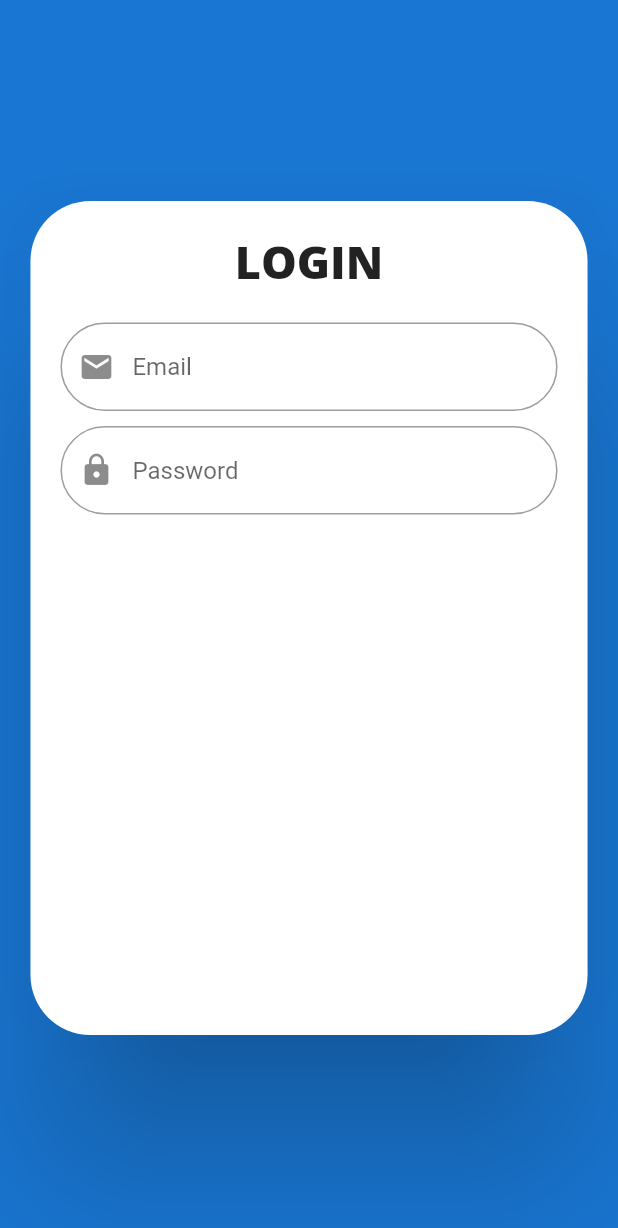
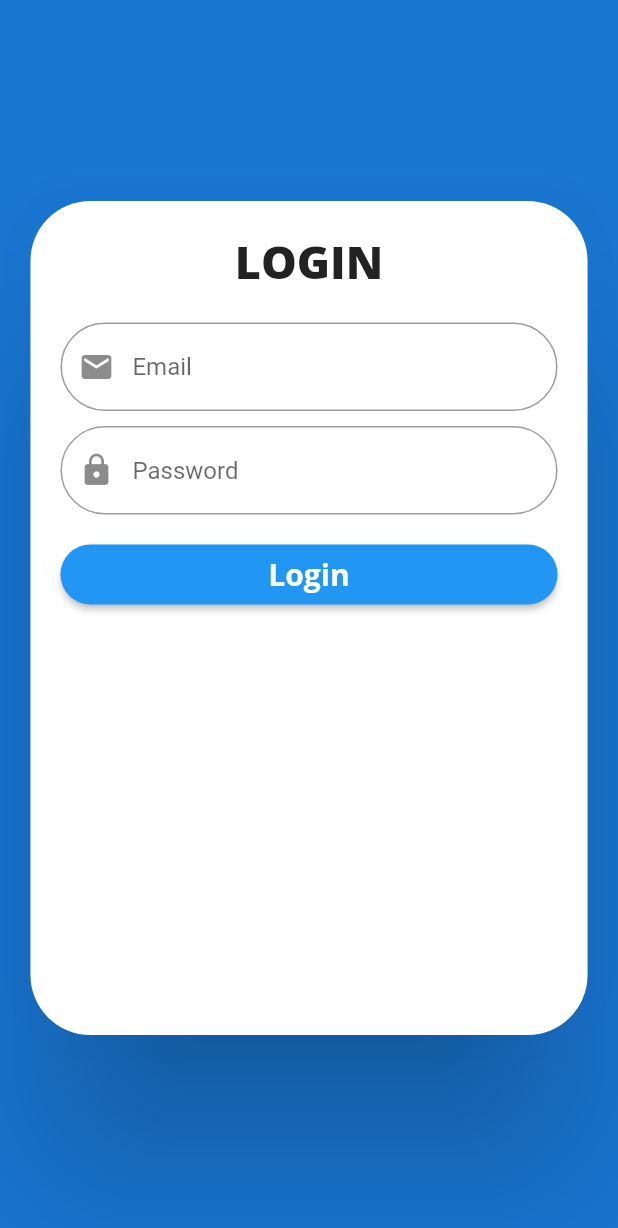
Before and after one commit to YashBagri4412/AuthScreen, a Flutter app: the screen it shows after launch, on a phone screen of 412 x 824 dp. Shown: the top 1228 px of the screen. Run offline on Flutter 3.47's test engine with Material 2 defaults, Android fonts, the phone set to English and light mode, and no system bars; our stand-ins replace google_fonts.

Commit message:
added the button

```diff
--- a/lib/Screens/auth_screen.dart
+++ b/lib/Screens/auth_screen.dart
@@ -12,8 +12,11 @@ class _AuthScreenState extends State<AuthScreen> {
   final _passWordFocus = new FocusNode();
   final _passWordController = new TextEditingController();
   bool _isLogin = true;
+
   void validateTheData() {
-    ;
+    print("pressed for validate");
+    print(_key.currentState.validate());
+    FocusScope.of(context).unfocus();
   }
 
   @override
@@ -69,10 +72,11 @@ class _AuthScreenState extends State<AuthScreen> {
                             value.contains("@") &&
                             value.contains(".com")) {
                           print("Value is correct");
+                          return null;
                         } else {
                           _userNameController.clear();
                         }
-                        return;
+                        return "Enter Again";
                       },
                     ),
                     SizedBox(
@@ -89,12 +93,33 @@ class _AuthScreenState extends State<AuthScreen> {
                         ),
                       ),
                       validator: (value) {
-                        if (value.isEmpty) {
+                        if (value.isEmpty || value.length < 4) {
                           //TODO:Validate Password........
                           _passWordController.clear();
+                          return "Enter Again";
                         }
-                        return;
+                        return null;
                       },
+                    ),
+                    SizedBox(
+                      height: 20,
+                    ),
+                    Container(
+                      width: double.infinity,
+                      height: 40,
+                      child: RaisedButton(
+                        color: Theme.of(context).primaryColor,
+                        child: Text(
+                          "Login",
+                          style: Theme.of(context).textTheme.headline6,
+                        ),
+                        shape: RoundedRectangleBorder(
+                          borderRadius: BorderRadius.circular(
+                            30,
+                          ),
+                        ),
+                        onPressed: validateTheData,
+                      ),
                     ),
                   ],
                 ),
--- a/lib/main.dart
+++ b/lib/main.dart
@@ -21,6 +21,8 @@ class MyApp extends StatelessWidget {
             fontSize: 30,
             color: Colors.black87,
           ),
+          headline6: GoogleFonts.openSans(
+              color: Colors.white, fontWeight: FontWeight.w700),
         ),
       ),
       home: AuthScreen(),
```
